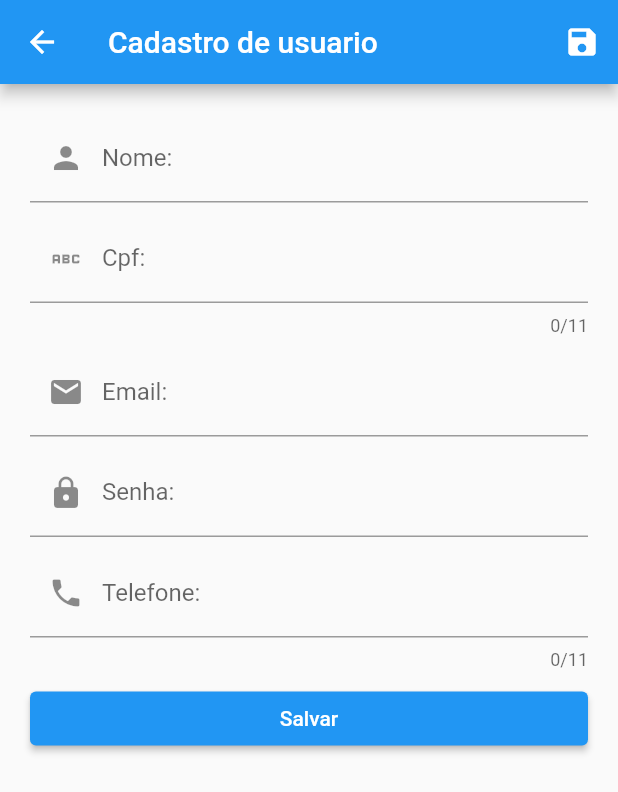
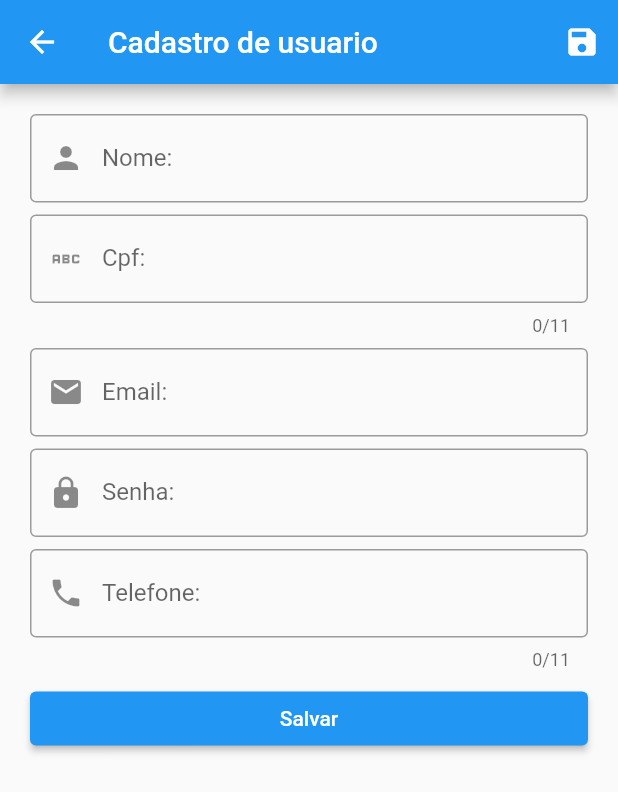
Before and after one commit to barkleyaires/PRONTO_SERVICE, a Flutter app: the Usuarios screen opened by its route, on a phone screen of 412 x 824 dp. Shown: the top 792 px of the screen. Run offline on Flutter 3.47's test engine with Material 2 defaults, Android fonts, the phone set to English and light mode, and no system bars; our stand-ins replace flutter_multi_formatter; missing offline and left inert: validatorless; network calls fail.

Commit message:
alterações nos formularios

```diff
--- a/lib/data/dummy_data.dart
+++ b/lib/data/dummy_data.dart
@@ -4,30 +4,37 @@ import 'package:pronto_service/models/usuario.dart';
 final dummyUsuarios = [
   Usuario(
     id: '1',
-    nome: 'Maria',
+    nome: 'NOVA SOLICITAÇÃO',
     email: 'maria@gmail.com',
     imageUrl:
         'https://cdn.pixabay.com/photo/2016/09/01/08/24/smiley-1635449_960_720.png',
   ),
   Usuario(
     id: '2',
-    nome: 'João',
+    nome: 'MINHAS SOLICITAÇÕES',
     email: 'joao@gmail.com',
     imageUrl:
         'https://cdn.pixabay.com/photo/2016/12/13/16/17/dancer-1904467_960_720.png',
   ),
   Usuario(
     id: '3',
-    nome: 'Marcos',
+    nome: 'PRESTADORES',
     email: 'marcos@gmail.com',
     imageUrl:
         'https://cdn.pixabay.com/photo/2016/09/01/08/25/smiley-1635464_960_720.png',
   ),
   Usuario(
     id: '4',
-    nome: 'Marta',
+    nome: 'NOSSOS PARCEIROS',
     email: 'marta@gmail.com',
     imageUrl:
         'https://cdn.pixabay.com/photo/2013/07/12/19/15/gangster-154425_960_720.png',
   ),
+  Usuario(
+    id: '5',
+    nome: 'AJUDA',
+    email: 'marta@gmail.com',
+    imageUrl:
+        'https://media.istockphoto.com/id/1342022712/pt/foto/shocked-smiley-face.webp?s=612x612&w=is&k=20&c=RphKTSQhdFuP4o5uSlHetmHzO7Q5zujO-zadKpR3kF0=',
+  ),
 ];
--- a/lib/pages/login.dart
+++ b/lib/pages/login.dart
@@ -43,8 +43,8 @@ class _LoginPageState extends State<LoginPage> {
                 ),
                 Center(
                   child: Text(
-                    'Faça login para entrar',
-                    style: TextStyle(fontSize: 12),
+                    'Insira seus dados para entrar',
+                    style: TextStyle(fontSize: 14),
                   ),
                 ),
                 TextFormField(
@@ -52,6 +52,11 @@ class _LoginPageState extends State<LoginPage> {
                   keyboardType: TextInputType.emailAddress,
                   decoration: InputDecoration(
                     labelText: 'Email: ',
+                    border: OutlineInputBorder(
+                      borderSide: BorderSide(
+                        color: Colors.white,
+                      ),
+                    ),
                   ),
                   //quando qualquer coisa for alterado ou sofrer alteração
                   validator: Validatorless.multiple([
@@ -65,6 +70,11 @@ class _LoginPageState extends State<LoginPage> {
                   obscureText: true,
                   decoration: InputDecoration(
                     labelText: 'Senha: ',
+                    border: OutlineInputBorder(
+                      borderSide: BorderSide(
+                        color: Colors.white,
+                      ),
+                    ),
                   ),
                   validator: Validatorless.required('Insira a senha'),
                 ),
@@ -73,7 +83,7 @@ class _LoginPageState extends State<LoginPage> {
                   onPressed: () {
                     var formValid = _formKey.currentState?.validate() ?? false;
                     if (formValid) {
-                      Navigator.of(context).pushNamed(AppRoutes.HOME_PAGE);
+                      Navigator.of(context).pushNamed(AppRoutes.HOME);
                     }
                   },
                   child: Text('Entrar'),
--- a/lib/pages/usuario_overview.dart
+++ b/lib/pages/usuario_overview.dart
@@ -12,7 +12,7 @@ class UsuarioOverviewPage extends StatelessWidget {
     return Scaffold(
       appBar: AppBar(
         centerTitle: true,
-        title: Text('Tela de usuario'),
+        title: Text('PRONTO SERVICE'),
         actions: [
           IconButton(
             onPressed: () {
--- a/lib/pages/usuarios.dart
+++ b/lib/pages/usuarios.dart
@@ -36,7 +36,15 @@ class Usuarios extends StatelessWidget {
                 controller: _nomeController,
                 //    keyboardType: TextInputType.name,
                 decoration: InputDecoration(
-                    labelText: 'Nome: ', prefixIcon: Icon(Icons.person)),
+                  labelText: 'Nome: ',
+                  prefixIcon: Icon(Icons.person),
+                  border: OutlineInputBorder(
+                    borderSide: BorderSide(
+                      color: Colors.white,
+                    ),
+                  ),
+                ),
+
                 validator: Validatorless.multiple([
                   Validatorless.required('Insira o nome'),
                 ]),
@@ -47,7 +55,13 @@ class Usuarios extends StatelessWidget {
                 maxLength: 11,
                 // keyboardType: TextInputType.name,
                 decoration: InputDecoration(
-                    labelText: 'Cpf: ', prefixIcon: Icon(Icons.abc)),
+                    border: OutlineInputBorder(
+                      borderSide: BorderSide(
+                        color: Colors.white,
+                      ),
+                    ),
+                    labelText: 'Cpf: ',
+                    prefixIcon: Icon(Icons.abc)),
                 validator: Validatorless.multiple([
                   Validatorless.required('Insira o cpf'),
                   Validatorless.number('Insira somente números'),
@@ -59,17 +73,30 @@ class Usuarios extends StatelessWidget {
                 controller: _emailController,
                 keyboardType: TextInputType.emailAddress,
                 decoration: InputDecoration(
+                  border: OutlineInputBorder(
+                    borderSide: BorderSide(
+                      color: Colors.white,
+                    ),
+                  ),
                   labelText: 'Email: ',
                   prefixIcon: Icon(Icons.email),
                 ),
-                validator: Validatorless.multiple(
-                    [Validatorless.email('Insira um email válido')]),
+                validator: Validatorless.multiple([
+                  Validatorless.email('Insira um email válido'),
+                  Validatorless.required('Informe o email')
+                ]),
               ),
               SizedBox(height: 8.0),
               TextFormField(
                 controller: _senhaController,
                 decoration: InputDecoration(
-                    labelText: 'Senha: ', prefixIcon: Icon(Icons.lock)),
+                    border: OutlineInputBorder(
+                      borderSide: BorderSide(
+                        color: Colors.white,
+                      ),
+                    ),
+                    labelText: 'Senha: ',
+                    prefixIcon: Icon(Icons.lock)),
                 validator: Validatorless.multiple([
                   Validatorless.required('Insira a senha'),
                   Validatorless.min(
@@ -82,7 +109,13 @@ class Usuarios extends StatelessWidget {
                 controller: _telefoneController,
                 keyboardType: TextInputType.emailAddress,
                 decoration: InputDecoration(
-                    labelText: 'Telefone: ', prefixIcon: Icon(Icons.phone)),
+                    border: OutlineInputBorder(
+                      borderSide: BorderSide(
+                        color: Colors.white,
+                      ),
+                    ),
+                    labelText: 'Telefone: ',
+                    prefixIcon: Icon(Icons.phone)),
                 validator: Validatorless.multiple(
                     [Validatorless.number('Insira um telefone válido')]),
               ),
```
